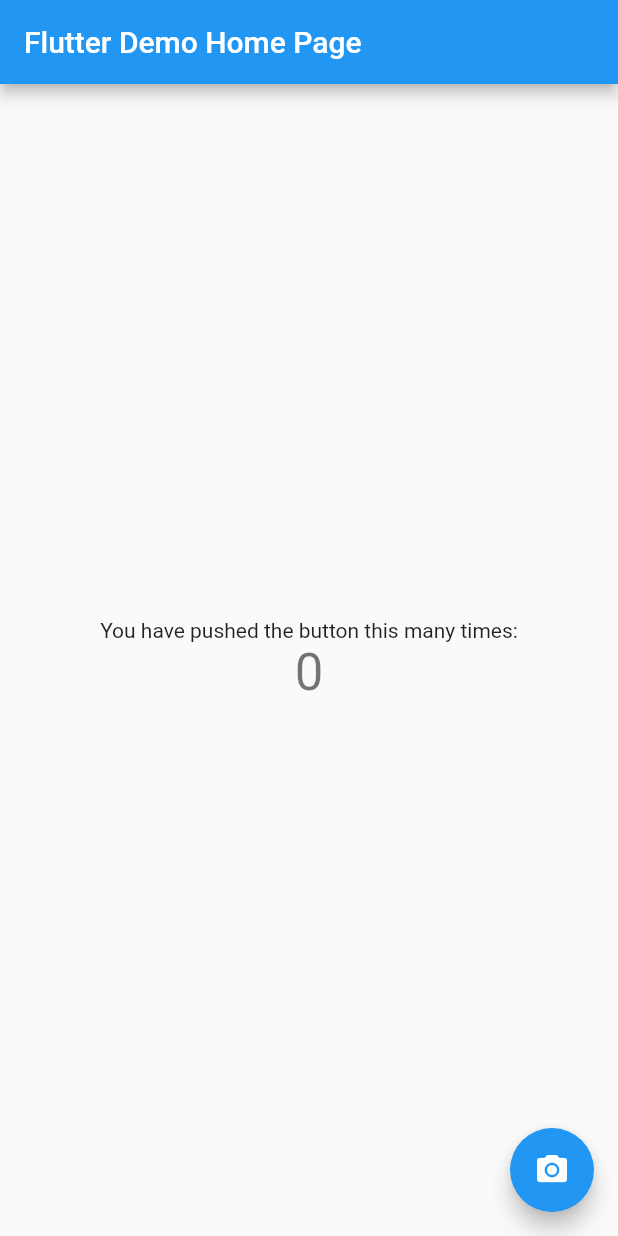
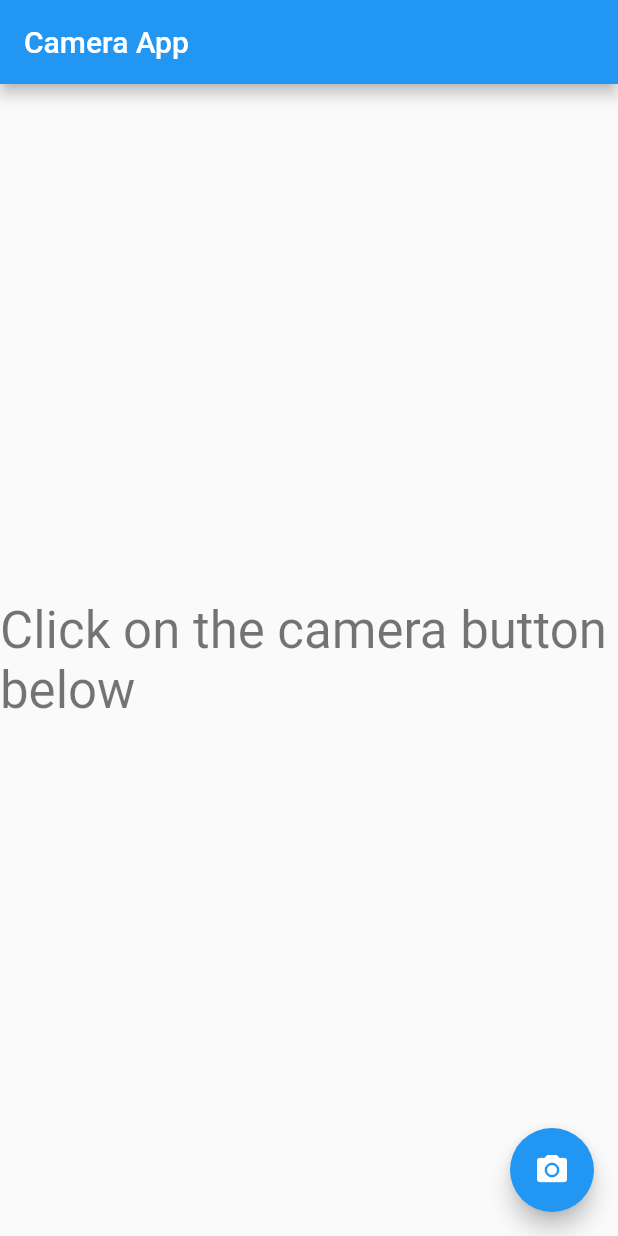
Before and after one commit to Pynsuklang/pic_n_loca_app, a Flutter app: the screen it shows after launch, on a phone screen of 412 x 824 dp. Run offline on Flutter 3.47's test engine with Material 2 defaults, Android fonts, the phone set to English and light mode, and no system bars; our stand-ins replace camera.

Commit message:
day 2 changes

```diff
--- a/lib/main.dart
+++ b/lib/main.dart
@@ -1,12 +1,16 @@
+import 'dart:async';
+import 'dart:io';
+
+import 'package:camera/camera.dart';
 import 'package:flutter/material.dart';
+import 'package:pic_n_loca_app/camera-file.dart';
 
-void main() {
-  runApp(const MyApp());
+Future<void> main() async {
+  WidgetsFlutterBinding.ensureInitialized();
+  runApp(CameraApp());
 }
 
-class MyApp extends StatelessWidget {
-  const MyApp({Key? key}) : super(key: key);
-
+class CameraApp extends StatelessWidget {
   @override
   Widget build(BuildContext context) {
     return MaterialApp(
@@ -14,52 +18,65 @@
       theme: ThemeData(
         primarySwatch: Colors.blue,
       ),
-      home: const MyHomePage(title: 'Flutter Demo Home Page'),
+      home: MyHomePage(),
     );
   }
 }
 
 class MyHomePage extends StatefulWidget {
-  const MyHomePage({Key? key, required this.title}) : super(key: key);
+  // const MyHomePage({Key? key, required this.title}) : super(key: key);
 
-  final String title;
+  // final String title;
 
   @override
   State<MyHomePage> createState() => _MyHomePageState();
 }
 
 class _MyHomePageState extends State<MyHomePage> {
-  int _counter = 0;
+  late var cameras;
+  @override
+  void initState() {
+    super.initState();
+    initwidgets();
+  }
 
-  void _incrementCounter() {
-    setState(() {
-      _counter++;
-    });
+  @override
+  void dispose() {
+    super.dispose();
+  }
+
+  @override
+  initwidgets() async {
+    cameras = await availableCameras();
   }
 
   @override
   Widget build(BuildContext context) {
     return Scaffold(
       appBar: AppBar(
-        title: Text(widget.title),
+        title: Text("Camera App"),
       ),
       body: Center(
         child: Column(
           mainAxisAlignment: MainAxisAlignment.center,
           children: <Widget>[
-            const Text(
-              'You have pushed the button this many times:',
-            ),
             Text(
-              '$_counter',
+              'Click on the camera button below',
               style: Theme.of(context).textTheme.headline4,
             ),
           ],
         ),
       ),
       floatingActionButton: FloatingActionButton(
-        onPressed: _incrementCounter,
-        tooltip: 'Increment',
+        onPressed: () {
+          var firstCamera = cameras.first;
+          Navigator.push(
+            context,
+            MaterialPageRoute(
+                builder: (context) => TakePictureScreen(camera: firstCamera)),
+          );
+        },
+        tooltip: 'Take Picture',
         child: const Icon(Icons.camera_alt),
       ),
     );
```
Also changed, not shown: lib/camera-file.dart (added, +132 -0 lines), 1 other file.
